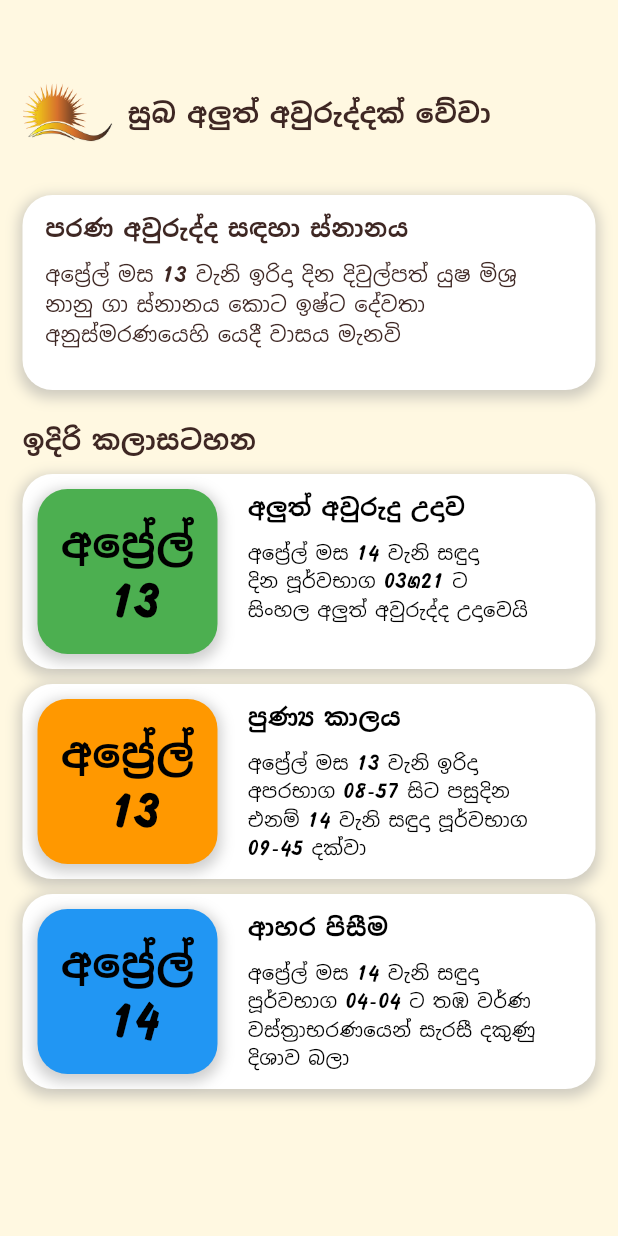
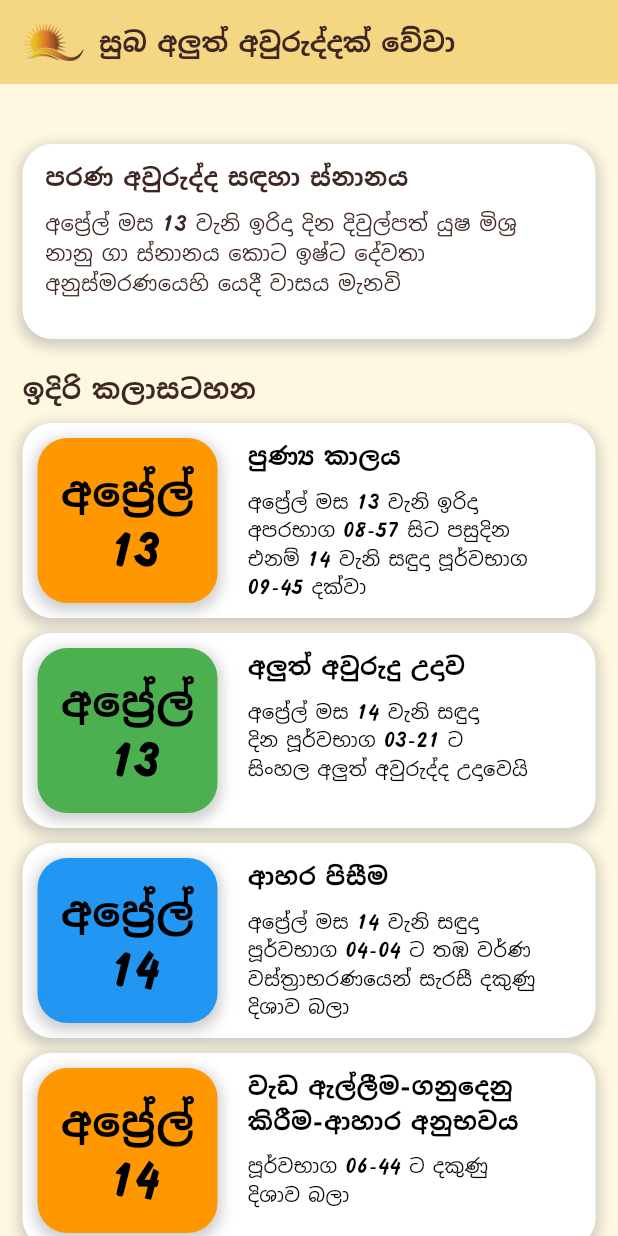
Before and after one commit to PasinduSandamalSenanayake/aurudu-app, a Flutter app: the Home screen opened directly, on a phone screen of 412 x 824 dp. Run offline on Flutter 3.47's test engine with Material 3 defaults, Android fonts, the phone set to English and light mode, and no system bars.

```diff
--- a/lib/const/color.dart
+++ b/lib/const/color.dart
@@ -1,6 +1,7 @@
 import 'package:flutter/material.dart';
 
 var backgroundColor = Colors.amber[50];
+var appbarBackgroundColor = Colors.amber[200];
 var cardColor = Colors.amber[80];
 var primaryColor = Colors.brown[900];
 var secondaryColor = Colors.brown[600];
--- a/lib/screen/home.dart
+++ b/lib/screen/home.dart
@@ -1,4 +1,5 @@
 import 'package:aurudu/const/color.dart';
+import 'package:aurudu/screen/punya_kalaya.dart';
 import 'package:flutter/material.dart';
 
 import '../widget/event_container.dart';
@@ -15,35 +16,37 @@ class _HomeState extends State<Home> {
   Widget build(BuildContext context) {
     return Scaffold(
       backgroundColor: backgroundColor,
-      body: Padding(
-        padding: const EdgeInsets.symmetric(vertical: 40, horizontal: 15),
-        child: Column(
-          mainAxisAlignment: MainAxisAlignment.start,
-          crossAxisAlignment: CrossAxisAlignment.start,
-          children: [
-            Row(
+      appBar: AppBar(
+        backgroundColor: appbarBackgroundColor,
+        elevation: 2,
+        automaticallyImplyLeading: false,
+        title: Row(
           children: [
             Image.asset(
               "assets/images/logo_2.png",
-                  height: 70,
-                  width: 60,
+              height: 40,
+              width: 40,
             ),
-                const SizedBox(
-                  width: 10,
-                ),
+            const SizedBox(width: 10),
             Text(
               "සුබ අලුත් අවුරුද්දක් වේවා",
               style: TextStyle(
                 fontSize: 18,
                 fontWeight: FontWeight.bold,
                 color: primaryColor,
-                      fontFamily: "SinhalaFont"),
+                fontFamily: "SinhalaFont",
+              ),
             ),
           ],
         ),
-            const SizedBox(
-              height: 20,
       ),
+      body: SingleChildScrollView(
+        child: Padding(
+          padding: const EdgeInsets.symmetric(vertical: 40, horizontal: 15),
+          child: Column(
+            mainAxisAlignment: MainAxisAlignment.start,
+            crossAxisAlignment: CrossAxisAlignment.start,
+            children: [
               latestContainer(),
               const SizedBox(
                 height: 20,
@@ -59,21 +62,29 @@ class _HomeState extends State<Home> {
               const SizedBox(
                 height: 10,
               ),
-            const EventContainer(
-              date: "අප්‍රේල්\n 13",
-              title: "අලුත් අවුරුදු උදාව",
-              description:
-                  "අප්‍රේල් මස 14 වැනි සඳුදා \nදින පූර්වභාග 03.21 ට \nසිංහල අලුත් අවුරුද්ද උදාවෙයි",
-              backgroundColor: Colors.green,
-              primaryColor: Colors.black,
-            ),
-            const SizedBox(height: 10),
-            const EventContainer(
+              EventContainer(
                 date: "අප්‍රේල්\n 13",
                 title: "පුණ්‍ය කාලය",
                 description:
                     "අප්‍රේල් මස 13 වැනි ඉරිදා\nඅපරභාග 08-57 සිට පසුදින\nඑනම් 14 වැනි සඳුදා පූර්වභාග\n09-45 දක්වා ",
                 backgroundColor: Colors.orange,
+                primaryColor: Colors.black,
+                onTap: () {
+                  Navigator.push(
+                    context,
+                    MaterialPageRoute(
+                        builder: (context) =>
+                            const PunyaKalaya()), // replace DetailsPage() with your page
+                  );
+                },
+              ),
+              const SizedBox(height: 10),
+              const EventContainer(
+                date: "අප්‍රේල්\n 13",
+                title: "අලුත් අවුරුදු උදාව",
+                description:
+                    "අප්‍රේල් මස 14 වැනි සඳුදා \nදින පූර්වභාග 03-21 ට \nසිංහල අලුත් අවුරුද්ද උදාවෙයි",
+                backgroundColor: Colors.green,
                 primaryColor: Colors.black,
               ),
               const SizedBox(height: 10),
@@ -85,7 +96,34 @@ class _HomeState extends State<Home> {
                 backgroundColor: Colors.blue,
                 primaryColor: Colors.black,
               ),
+              const SizedBox(height: 10),
+              const EventContainer(
+                date: "අප්‍රේල්\n 14",
+                title: "වැඩ ඇල්ලීම-ගනුදෙනු\nකිරීම-ආහාර අනුභවය",
+                description: "පූර්වභාග 06-44 ට දකුණු\nදිශාව බලා",
+                backgroundColor: Colors.orange,
+                primaryColor: Colors.black,
+              ),
+              const SizedBox(height: 10),
+              const EventContainer(
+                date: "අප්‍රේල්\n 16",
+                title: "හිසතෙල් ගෑම",
+                description:
+                    "පූර්වභාග 09-04 ට පච්ච\nහෙවත් කොල පැහැති\nවස්ත්‍රාභරණයෙන් සැරසී\nඋතුරු දිශාව",
+                backgroundColor: Colors.green,
+                primaryColor: Colors.black,
+              ),
+              const SizedBox(height: 10),
+              const EventContainer(
+                date: "අප්‍රේල්\n 17",
+                title: "රැකීරක්ෂා සඳහා යෑම",
+                description:
+                    "පූර්වභාග 09-03 ට රන්වන්\nපැහැති වස්ත්‍රාභරණයෙන්\nසැරසී උතුරු දිශාව බලා ",
+                backgroundColor: Colors.blue,
+                primaryColor: Colors.black,
+              ),
             ],
+          ),
         ),
       ),
     );
--- a/lib/widget/event_container.dart
+++ b/lib/widget/event_container.dart
@@ -1,3 +1,4 @@
+import 'package:flutter/cupertino.dart';
 import 'package:flutter/material.dart';
 
 class EventContainer extends StatelessWidget {
@@ -6,6 +7,7 @@ class EventContainer extends StatelessWidget {
   final String description;
   final Color backgroundColor;
   final Color primaryColor;
+  final VoidCallback? onTap; // Add this line
 
   const EventContainer({
     Key? key,
@@ -14,11 +16,15 @@ class EventContainer extends StatelessWidget {
     required this.description,
     required this.backgroundColor,
     required this.primaryColor,
+    this.onTap, // Add this
   }) : super(key: key);
 
   @override
   Widget build(BuildContext context) {
-    return Container(
+    return GestureDetector(
+      // Wrap with GestureDetector
+      onTap: onTap,
+      child: Container(
         height: 130,
         width: double.infinity,
         decoration: BoxDecoration(
@@ -100,6 +106,7 @@ class EventContainer extends StatelessWidget {
             )
           ],
         ),
+      ),
     );
   }
 }
```
Also changed, not shown: lib/screen/punya_kalaya.dart (added, +195 -0 lines). Lines whose indentation alone changed are shown as unchanged.
